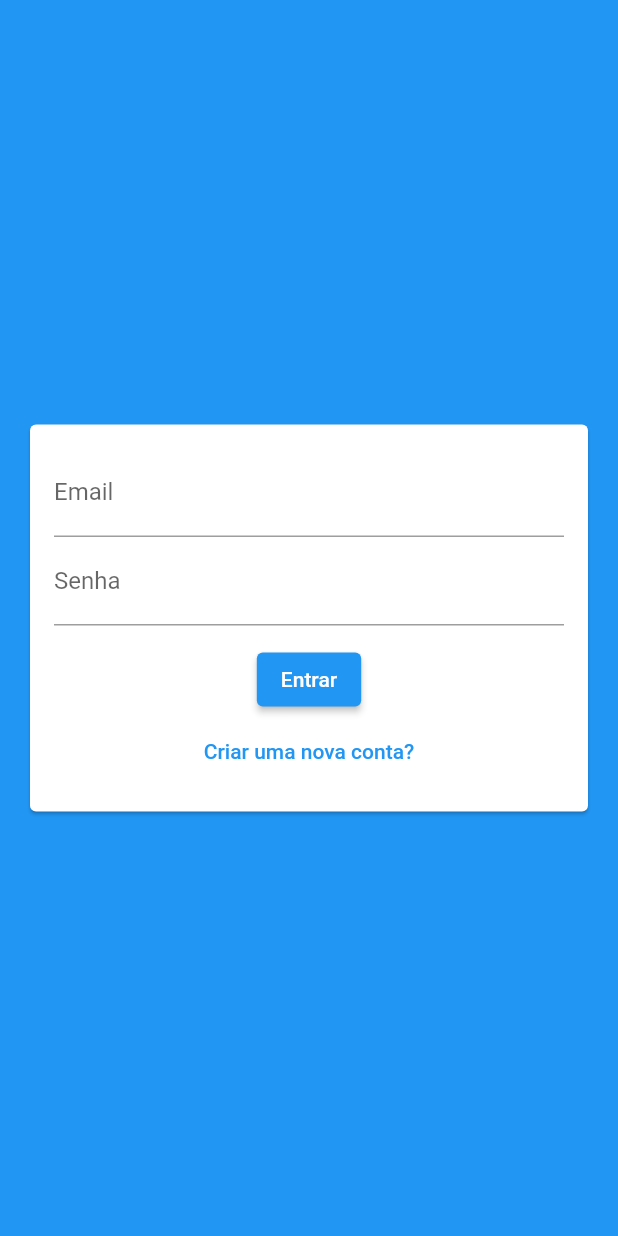
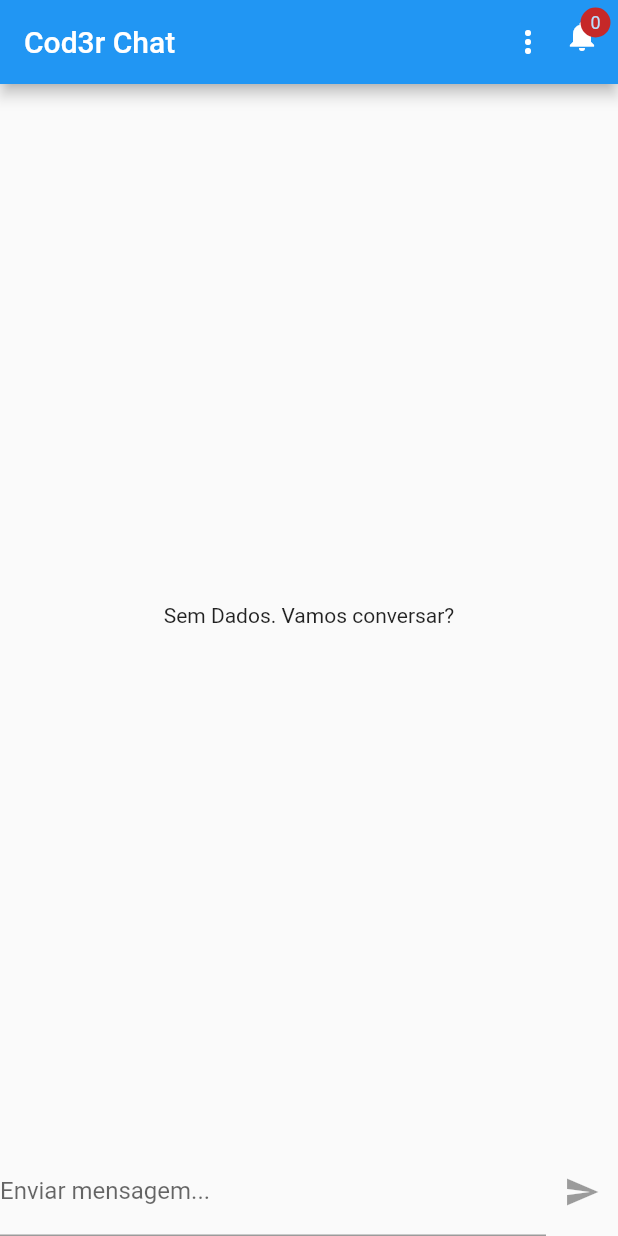
Before and after one commit to CelsoMatiazi/Flutter_Chat_Cod3r, a Flutter app: the screen it shows after launch, on a phone screen of 412 x 824 dp. Run offline on Flutter 3.47's test engine with Material 2 defaults, Android fonts, the phone set to English and light mode, and no system bars; our stand-ins replace image_picker; accounts and stored records are empty.

Commit message:
update project

```diff
--- a/lib/components/auth_form.dart
+++ b/lib/components/auth_form.dart
@@ -1,9 +1,8 @@
 import 'dart:io';
 
 import 'package:flutter_chat_cod3r/components/user_image_picker.dart';
-
+import 'package:flutter_chat_cod3r/core/models/auth_form_data.dart';
 import 'package:flutter/material.dart';
-import 'package:flutter_chat_cod3r/core/models/auth_form_data.dart';
 
 class AuthForm extends StatefulWidget {
   final void Function(AuthFormData) onSubmit;
--- /dev/null
+++ b/lib/components/messages.dart
@@ -0,0 +1,35 @@
+import 'package:flutter_chat_cod3r/components/message_bubble.dart';
+import 'package:flutter_chat_cod3r/core/models/chat_message.dart';
+import 'package:flutter_chat_cod3r/core/services/auth/auth_service.dart';
+import 'package:flutter_chat_cod3r/core/services/chat/chat_service.dart';
+import 'package:flutter/material.dart';
+
+class Messages extends StatelessWidget {
+  const Messages({Key? key}) : super(key: key);
+
+  @override
+  Widget build(BuildContext context) {
+    final currentUser = AuthService().currentUser;
+    return StreamBuilder<List<ChatMessage>>(
+      stream: ChatService().messagesStream(),
+      builder: (ctx, snapshot) {
+        if (snapshot.connectionState == ConnectionState.waiting) {
+          return const Center(child: CircularProgressIndicator());
+        } else if (!snapshot.hasData || snapshot.data!.isEmpty) {
+          return const Center(child: Text('Sem Dados. Vamos conversar?'));
+        } else {
+          final msgs = snapshot.data!;
+          return ListView.builder(
+            reverse: true,
+            itemCount: msgs.length,
+            itemBuilder: (ctx, i) => MessageBubble(
+              key: ValueKey(msgs[i].id),
+              message: msgs[i],
+              belongsToCurrentUser: currentUser?.id == msgs[i].userId,
+            ),
+          );
+        }
+      },
+    );
+  }
+}
--- /dev/null
+++ b/lib/components/new_message.dart
@@ -0,0 +1,50 @@
+import 'package:flutter_chat_cod3r/core/services/auth/auth_service.dart';
+import 'package:flutter_chat_cod3r/core/services/chat/chat_service.dart';
+import 'package:flutter/material.dart';
+
+class NewMessage extends StatefulWidget {
+  const NewMessage({Key? key}) : super(key: key);
+
+  @override
+  State<NewMessage> createState() => _NewMessageState();
+}
+
+class _NewMessageState extends State<NewMessage> {
+  String _message = '';
+  final _messageController = TextEditingController();
+
+  Future<void> _sendMessage() async {
+    final user = AuthService().currentUser;
+
+    if (user != null) {
+      await ChatService().save(_message, user);
+      _messageController.clear();
+    }
+  }
+
+  @override
+  Widget build(BuildContext context) {
+    return Row(
+      children: [
+        Expanded(
+          child: TextField(
+            controller: _messageController,
+            onChanged: (msg) => setState(() => _message = msg),
+            decoration: const InputDecoration(
+              labelText: 'Enviar mensagem...',
+            ),
+            onSubmitted: (_) {
+              if (_message.trim().isNotEmpty) {
+                _sendMessage();
+              }
+            },
+          ),
+        ),
+        IconButton(
+          icon: const Icon(Icons.send),
+          onPressed: _message.trim().isEmpty ? null : _sendMessage,
+        ),
+      ],
+    );
+  }
+}
--- /dev/null
+++ b/lib/core/models/chat_message.dart
@@ -0,0 +1,18 @@
+class ChatMessage {
+  final String id;
+  final String text;
+  final DateTime createdAt;
+
+  final String userId;
+  final String userName;
+  final String userImageURL;
+
+  const ChatMessage({
+    required this.id,
+    required this.text,
+    required this.createdAt,
+    required this.userId,
+    required this.userName,
+    required this.userImageURL,
+  });
+}
--- /dev/null
+++ b/lib/core/models/chat_notification.dart
@@ -0,0 +1,9 @@
+class ChatNotification {
+  final String title;
+  final String body;
+
+  const ChatNotification({
+    required this.title,
+    required this.body,
+  });
+}
--- a/lib/core/services/auth/auth_mock_service.dart
+++ b/lib/core/services/auth/auth_mock_service.dart
@@ -6,12 +6,21 @@ import 'package:flutter_chat_cod3r/core/models/chat_user.dart';
 import 'package:flutter_chat_cod3r/core/services/auth/auth_service.dart';
 
 class AuthMockService implements AuthService {
-  static final Map<String, ChatUser> _users = {};
+  static const _defaultUser = ChatUser(
+    id: '456',
+    name: 'Ana',
+    email: 'ana@cod3r.com.br',
+    imageURL: 'assets/images/avatar.png',
+  );
+
+  static final Map<String, ChatUser> _users = {
+    _defaultUser.email: _defaultUser,
+  };
   static ChatUser? _currentUser;
   static MultiStreamController<ChatUser?>? _controller;
   static final _userStream = Stream<ChatUser?>.multi((controller) {
     _controller = controller;
-    _updateUser(null);
+    _updateUser(_defaultUser);
   });
 
   @override
--- a/lib/core/services/auth/auth_service.dart
+++ b/lib/core/services/auth/auth_service.dart
@@ -1,6 +1,7 @@
 import 'dart:io';
 
 import 'package:flutter_chat_cod3r/core/models/chat_user.dart';
+import 'package:flutter_chat_cod3r/core/services/auth/auth_mock_service.dart';
 
 abstract class AuthService {
   ChatUser? get currentUser;
@@ -20,4 +21,9 @@ abstract class AuthService {
   );
 
   Future<void> logout();
+
+  factory AuthService() {
+    return AuthMockService();
+    // return AuthFirebaseService();
+  }
 }
--- /dev/null
+++ b/lib/core/services/chat/chat_mock_service.dart
@@ -0,0 +1,35 @@
+import 'dart:async';
+import 'dart:math';
+import 'package:flutter_chat_cod3r/core/models/chat_message.dart';
+import 'package:flutter_chat_cod3r/core/models/chat_user.dart';
+import 'package:flutter_chat_cod3r/core/services/chat/chat_service.dart';
+
+class ChatMockService implements ChatService {
+  static final List<ChatMessage> _msgs = [];
+
+  static MultiStreamController<List<ChatMessage>>? _controller;
+  static final _msgsStream = Stream<List<ChatMessage>>.multi((controller) {
+    _controller = controller;
+    controller.add(_msgs);
+  });
+
+  @override
+  Stream<List<ChatMessage>> messagesStream() {
+    return _msgsStream;
+  }
+
+  @override
+  Future<ChatMessage> save(String text, ChatUser user) async {
+    final newMessage = ChatMessage(
+      id: Random().nextDouble().toString(),
+      text: text,
+      createdAt: DateTime.now(),
+      userId: user.id,
+      userName: user.name,
+      userImageURL: user.imageURL,
+    );
+    _msgs.add(newMessage);
+    _controller?.add(_msgs.reversed.toList());
+    return newMessage;
+  }
+}
--- /dev/null
+++ b/lib/core/services/chat/chat_service.dart
@@ -0,0 +1,12 @@
+import 'package:flutter_chat_cod3r/core/models/chat_message.dart';
+import 'package:flutter_chat_cod3r/core/models/chat_user.dart';
+import 'package:flutter_chat_cod3r/core/services/chat/chat_mock_service.dart';
+
+abstract class ChatService {
+  Stream<List<ChatMessage>> messagesStream();
+  Future<ChatMessage> save(String text, ChatUser user);
+
+  factory ChatService() {
+    return ChatMockService();
+  }
+}
--- /dev/null
+++ b/lib/core/services/notification/chat_notification_service.dart
@@ -0,0 +1,24 @@
+import 'package:flutter_chat_cod3r/core/models/chat_notification.dart';
+import 'package:flutter/material.dart';
+
+class ChatNotificationService with ChangeNotifier {
+  final List<ChatNotification> _items = [];
+
+  int get itemsCount {
+    return _items.length;
+  }
+
+  List<ChatNotification> get items {
+    return [..._items];
+  }
+
+  void add(ChatNotification notification) {
+    _items.add(notification);
+    notifyListeners();
+  }
+
+  void remove(int i) {
+    _items.removeAt(i);
+    notifyListeners();
+  }
+}
--- a/lib/main.dart
+++ b/lib/main.dart
@@ -1,5 +1,9 @@
+
+import 'package:flutter/material.dart';
 import 'package:flutter_chat_cod3r/pages/auth_or_app_page.dart';
-import 'package:flutter/material.dart';
+import 'package:provider/provider.dart';
+
+import 'core/services/notification/chat_notification_service.dart';
 
 void main() {
   runApp(const MyApp());
@@ -9,13 +13,20 @@ class MyApp extends StatelessWidget {
   const MyApp({Key? key}) : super(key: key);
   @override
   Widget build(BuildContext context) {
-    return MaterialApp(
-      title: 'Flutter Demo',
-      theme: ThemeData(
-        primarySwatch: Colors.blue,
+    return MultiProvider(
+      providers: [
+        ChangeNotifierProvider(
+          create: (_) => ChatNotificationService(),
+        ),
+      ],
+      child: MaterialApp(
+        title: 'Flutter Demo',
+        theme: ThemeData(
+          primarySwatch: Colors.blue,
+        ),
+        home: const AuthOrAppPage(),
+        debugShowCheckedModeBanner: false,
       ),
-      home: const AuthOrAppPage(),
-      debugShowCheckedModeBanner: false,
     );
   }
 }
--- a/lib/pages/auth_or_app_page.dart
+++ b/lib/pages/auth_or_app_page.dart
@@ -1,8 +1,7 @@
 import 'package:flutter_chat_cod3r/core/models/chat_user.dart';
-import 'package:flutter_chat_cod3r/core/services/auth/auth_mock_service.dart';
+import 'package:flutter_chat_cod3r/core/services/auth/auth_service.dart';
 import 'package:flutter_chat_cod3r/pages/loading_page.dart';
 import 'package:flutter/material.dart';
-
 import 'auth_page.dart';
 import 'chat_page.dart';
 
@@ -13,14 +12,15 @@ class AuthOrAppPage extends StatelessWidget {
   Widget build(BuildContext context) {
     return Scaffold(
       body: StreamBuilder<ChatUser?>(
-          stream: AuthMockService().userChanges,
+        stream: AuthService().userChanges,
         builder: (ctx, snapshot) {
           if (snapshot.connectionState == ConnectionState.waiting) {
             return const LoadingPage();
           } else {
             return snapshot.hasData ? const ChatPage() : const AuthPage();
           }
-          }),
+        },
+      ),
     );
   }
 }
--- a/lib/pages/chat_page.dart
+++ b/lib/pages/chat_page.dart
@@ -1,5 +1,13 @@
-import 'package:flutter_chat_cod3r/core/services/auth/auth_mock_service.dart';
+import 'dart:math';
+
+import 'package:flutter_chat_cod3r/components/messages.dart';
+import 'package:flutter_chat_cod3r/components/new_message.dart';
+import 'package:flutter_chat_cod3r/core/models/chat_notification.dart';
+import 'package:flutter_chat_cod3r/core/services/auth/auth_service.dart';
+import 'package:flutter_chat_cod3r/core/services/notification/chat_notification_service.dart';
+import 'package:flutter_chat_cod3r/pages/notification_page.dart';
 import 'package:flutter/material.dart';
+import 'package:provider/provider.dart';
 
 class ChatPage extends StatelessWidget {
   const ChatPage({Key? key}) : super(key: key);
@@ -7,20 +15,89 @@ class ChatPage extends StatelessWidget {
   @override
   Widget build(BuildContext context) {
     return Scaffold(
-      body: Center(
+      appBar: AppBar(
+        title: const Text('Cod3r Chat'),
+        actions: [
+          DropdownButtonHideUnderline(
+            child: DropdownButton(
+              icon: Icon(
+                Icons.more_vert,
+                color: Theme.of(context).primaryIconTheme.color,
+              ),
+              items: [
+                DropdownMenuItem(
+                  value: 'logout',
+                  child: Row(
+                    children: const [
+                      Icon(
+                        Icons.exit_to_app,
+                        color: Colors.black87,
+                      ),
+                      SizedBox(width: 10),
+                      Text('Sair'),
+                    ],
+                  ),
+                ),
+              ],
+              onChanged: (value) {
+                if (value == 'logout') {
+                  AuthService().logout();
+                }
+              },
+            ),
+          ),
+          Stack(
+            children: [
+              IconButton(
+                icon: const Icon(Icons.notifications),
+                onPressed: () {
+                  Navigator.of(context).push(
+                    MaterialPageRoute(builder: (ctx) {
+                      return const NotificationPage();
+                    }),
+                  );
+                },
+              ),
+              Positioned(
+                top: 5,
+                right: 5,
+                child: CircleAvatar(
+                  maxRadius: 10,
+                  backgroundColor: Colors.red.shade800,
+                  child: Text(
+                    '${Provider.of<ChatNotificationService>(context).itemsCount}',
+                    style: const TextStyle(fontSize: 12),
+                  ),
+                ),
+              ),
+            ],
+          ),
+        ],
+      ),
+      body: SafeArea(
         child: Column(
-          mainAxisAlignment: MainAxisAlignment.center,
-          children: [
-            const Text('Chat page'),
-            TextButton(
-              onPressed: () {
-                AuthMockService().logout();
-              },
-              child: const Text('Logout'),
+          children: const [
+            Expanded(
+              child: Messages(),
             ),
+            NewMessage(),
           ],
         ),
       ),
+      // floatingActionButton: FloatingActionButton(
+      //   child: const Icon(Icons.add),
+      //   onPressed: () {
+      //     Provider.of<ChatNotificationService>(
+      //       context,
+      //       listen: false,
+      //     ).add(
+      //       ChatNotification(
+      //         title: 'Mais uma notificação!',
+      //         body: Random().nextDouble().toString(),
+      //       ),
+      //     );
+      //   },
+      // ),
     );
   }
 }
--- a/pubspec.yaml
+++ b/pubspec.yaml
@@ -35,6 +35,7 @@ dependencies:
   # Use with the CupertinoIcons class for iOS style icons.
   cupertino_icons: ^1.0.2
   image_picker: ^0.8.3+2
+  provider:
 
 dev_dependencies:
   flutter_test:
```
Also changed, not shown: lib/components/message_bubble.dart (added, +102 -0 lines), lib/pages/auth_page.dart (+4 -3 lines), lib/pages/notification_page.dart (added, +26 -0 lines), pubspec.lock. Lines whose indentation alone changed are shown as unchanged.
